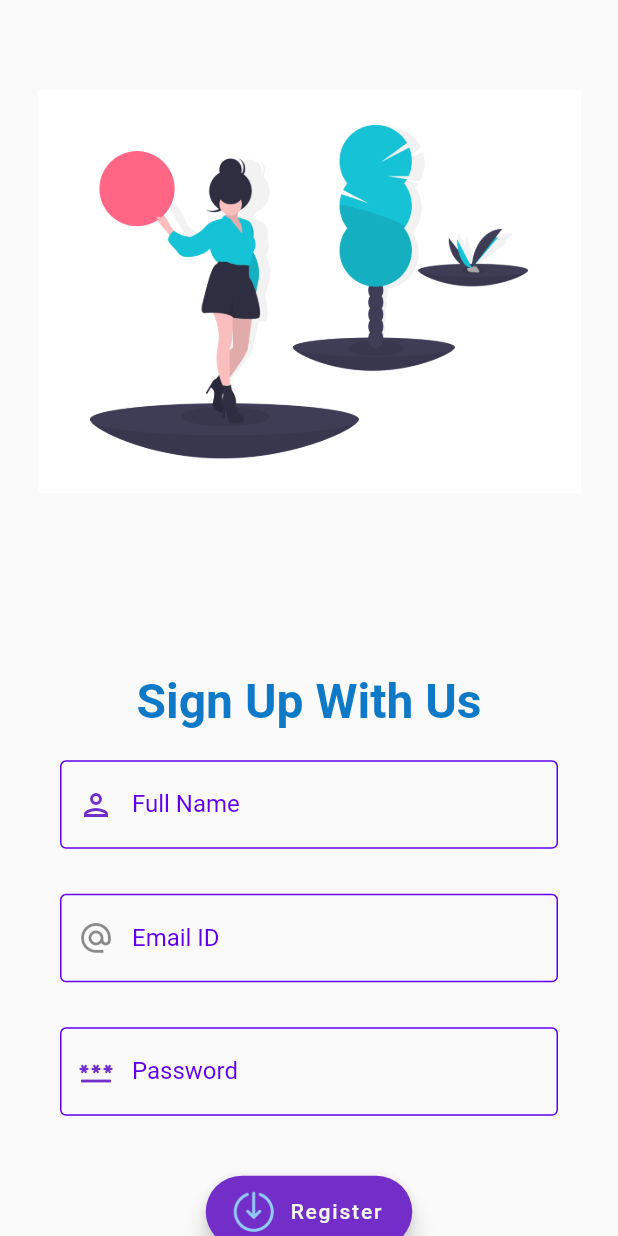
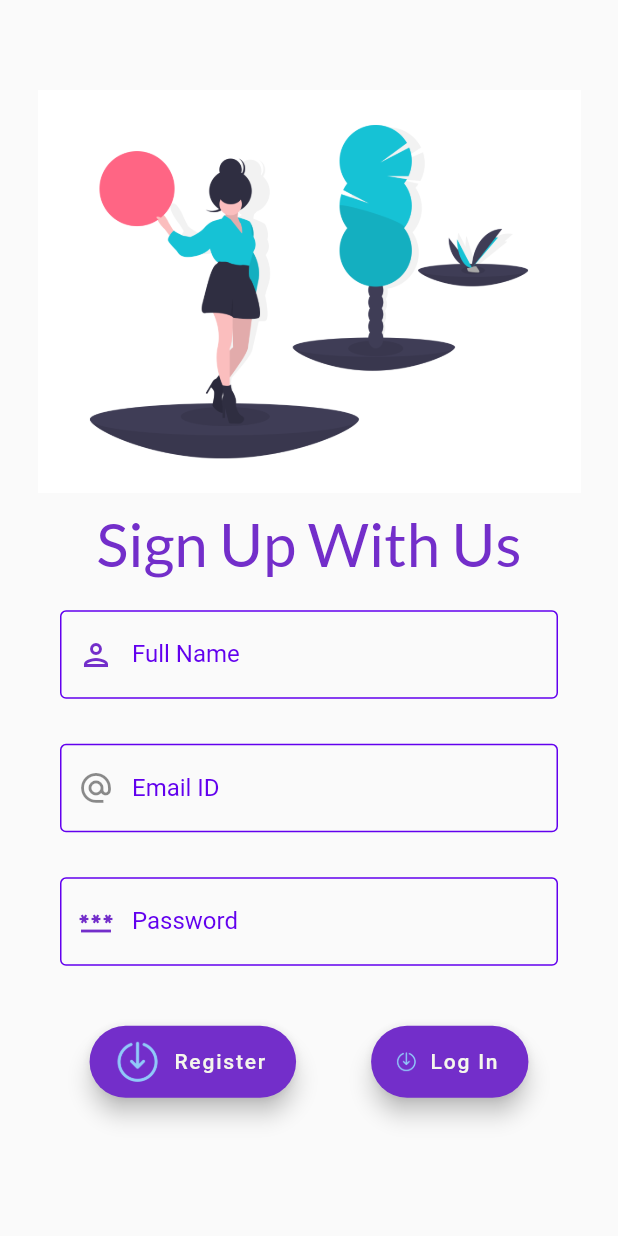
Before and after one commit to reuben21/blockchain_in_healthcare, a Flutter app: the screen it shows after launch, on a phone screen of 412 x 824 dp. Run offline on Flutter 3.47's test engine with Material 2 defaults, Android fonts, the phone set to English and light mode, and no system bars; drawn by our look-alikes of flutter_form_builder; our stand-ins replace bottom_navy_bar, carousel_slider, cloud_firestore, firebase_auth, firebase_core, form_builder_validators and 6 more; missing offline and left inert: qr_code_scanner, web3dart; accounts and stored records are empty; Roboto replaces fonts that are missing (Handlee); project files that could hold a hidden picture were left out.

Commit message:
Updated Code

```diff
--- a/bic_android_web_support/lib/databases/hive_database.dart
+++ b/bic_android_web_support/lib/databases/hive_database.dart
@@ -13,5 +13,12 @@ class WalletHive extends HiveObject {
   late String walletEncryptedKey;
 
   @HiveField(2)
+  late String userName;
+
+  @HiveField(3)
+  late String userEmail;
+
+
+  @HiveField(4)
   late DateTime createdDate;
 }
--- a/bic_android_web_support/lib/main.dart
+++ b/bic_android_web_support/lib/main.dart
@@ -137,7 +137,9 @@ class MyApp extends StatelessWidget {
             WalletView.routeName: (ctx) => WalletView(),
             WalletLogin.routeName: (ctx) => WalletLogin(),
             TransferScreen.routeName: (ctx) => TransferScreen(address: '',),
-            TabsScreen.routeName: (ctx) => TabsScreen()
+            TabsScreen.routeName: (ctx) => TabsScreen(),
+            LoginScreen.routeName: (ctx)=> LoginScreen(),
+            SignUpScreen.routeName: (ctx)=> SignUpScreen()
           },
         ),
       ),
--- a/bic_android_web_support/lib/screens/auth_screens/sign_up_screen.dart
+++ b/bic_android_web_support/lib/screens/auth_screens/sign_up_screen.dart
@@ -1,7 +1,11 @@
 import 'dart:math';
 
+import 'package:bic_android_web_support/providers/wallet.dart';
+import 'package:bic_android_web_support/screens/Tabs/tabs_screen.dart';
+import 'package:bic_android_web_support/screens/create_wallet.dart';
 import 'package:cloud_firestore/cloud_firestore.dart';
 import 'package:firebase_auth/firebase_auth.dart';
+import 'package:flutter/services.dart';
 
 import '../../providers/patient.dart';
 import 'login_screen.dart';
@@ -17,6 +21,8 @@ import '../../theme.dart';
 class SignUpScreen extends StatefulWidget {
   // SignUpScreen({Key key}) : super(key: key);
 
+  static const routeName = '/sign-up-screen';
+
   @override
   _SignUpScreenState createState() {
     return _SignUpScreenState();
@@ -27,9 +33,9 @@ class _SignUpScreenState extends State<SignUpScreen> {
   FirebaseAuth auth = FirebaseAuth.instance;
   CollectionReference users = FirebaseFirestore.instance.collection('users');
 
-
   @override
   void initState() {
+    SystemChrome.setEnabledSystemUIMode(SystemUiMode.manual, overlays: []);
     super.initState();
   }
 
@@ -40,29 +46,33 @@ class _SignUpScreenState extends State<SignUpScreen> {
 
   final _formKey = GlobalKey<FormBuilderState>();
 
-  void _submit(String name,String emailId,String password) async {
+  void _submit(String name, String emailId, String password) async {
     try {
-      auth.createUserWithEmailAndPassword(email:  emailId, password: password).then((value) => {
+      auth
+          .createUserWithEmailAndPassword(email: emailId, password: password)
+          .then((value) async =>
+      {
 
-        users.doc(value.user?.uid).set({
-          'id':value.user?.uid,
-          'full_name': name,
-        })
-            .then((value) => _showErrorDialog("User Registered"))
-      });
-    }   catch (error)  {
-      _showErrorDialog(error.toString());
+        if ( value.user?.uid != null) {
+
+          await Provider.of<WalletModel>(context, listen: false)
+              .createWalletInternally(name,emailId, value.user?.uid, password)
+
+          // _showErrorDialog("Wallet Has Been Created");
 
         }
-
-
+      });
+      Navigator.of(context).pushNamed(TabsScreen.routeName);
+    } catch (error) {
+      _showErrorDialog(error.toString());
     }
-
+  }
 
   void _showErrorDialog(String message) {
     showDialog(
         context: context,
-        builder: (ctx) => AlertDialog(
+        builder: (ctx) =>
+            AlertDialog(
               title: Text('An Error Occurred'),
               content: Text(message),
               actions: <Widget>[
@@ -78,11 +88,12 @@ class _SignUpScreenState extends State<SignUpScreen> {
   @override
   Widget build(BuildContext context) {
     // TODO: implement build
-    return Scaffold(body: SingleChildScrollView(
+    return Scaffold(
+        body: SingleChildScrollView(
           child: Column(
             children: <Widget>[
-          SingleChildScrollView(
-            child: FormBuilder(
+
+                 FormBuilder(
                   key: _formKey,
                   autovalidateMode: AutovalidateMode.onUserInteraction,
                   child: Padding(
@@ -90,14 +101,17 @@ class _SignUpScreenState extends State<SignUpScreen> {
                     child: SingleChildScrollView(
                       child: Column(
                         children: <Widget>[
-                      const SizedBox(height: 35,),
-                      Center(child: Image.asset("assets/images/sign_up.png")),
                           const SizedBox(
-                        height: 120,
+                            height: 35,
+                          ),
+                          Center(child: Image.asset(
+                              "assets/images/sign_up.png")),
+                          const SizedBox(
+                            height: 10,
                           ),
                           Text(
                             'Sign Up With Us',
-                        style: titleText,
+                            style: Theme.of(context).textTheme.headline1,
                           ),
                           const SizedBox(
                             height: 5,
@@ -105,13 +119,16 @@ class _SignUpScreenState extends State<SignUpScreen> {
                           Padding(
                               padding: const EdgeInsets.all(15),
                               child: FormBuilderTextField(
-
                                 maxLines: 1,
                                 name: 'name',
                                 decoration: InputDecoration(
-                              labelText:'Full Name',
-                              prefixIcon:
-                              Icon(Icons.person_outlined,color: Theme.of(context).primaryColor,),
+                                  labelText: 'Full Name',
+                                  prefixIcon: Icon(
+                                    Icons.person_outlined,
+                                    color: Theme
+                                        .of(context)
+                                        .primaryColor,
+                                  ),
                                   border: const OutlineInputBorder(),
                                   labelStyle: const TextStyle(
                                     color: Color(0xFF6200EE),
@@ -137,13 +154,12 @@ class _SignUpScreenState extends State<SignUpScreen> {
                           Padding(
                               padding: const EdgeInsets.all(15),
                               child: FormBuilderTextField(
-
                                 maxLines: 1,
                                 name: 'emailId',
                                 decoration: const InputDecoration(
-                              labelText:'Email ID',
-                              prefixIcon:
-                              Icon(Icons.alternate_email_outlined),
+                                  labelText: 'Email ID',
+                                  prefixIcon: Icon(
+                                      Icons.alternate_email_outlined),
                                   border: OutlineInputBorder(),
                                   labelStyle: TextStyle(
                                     color: Color(0xFF6200EE),
@@ -173,9 +189,13 @@ class _SignUpScreenState extends State<SignUpScreen> {
                                 maxLines: 1,
                                 name: 'password',
                                 decoration: InputDecoration(
-                              labelText:'Password',
-                              prefixIcon:
-                              Icon(Icons.password,color: Theme.of(context).primaryColor,),
+                                  labelText: 'Password',
+                                  prefixIcon: Icon(
+                                    Icons.password,
+                                    color: Theme
+                                        .of(context)
+                                        .primaryColor,
+                                  ),
                                   border: const OutlineInputBorder(),
                                   labelStyle: const TextStyle(
                                     color: Color(0xFF6200EE),
@@ -198,36 +218,34 @@ class _SignUpScreenState extends State<SignUpScreen> {
                                 validator: FormBuilderValidators.compose(
                                     [FormBuilderValidators.required(context)]),
                               )),
-
-
-
-
-
                         ],
                       ),
                     ),
                   ),
                 ),
-          ),
-          Column(
+
+              Row(
                   mainAxisAlignment: MainAxisAlignment.center,
                   //Center Row contents horizontally,
                   crossAxisAlignment: CrossAxisAlignment.center,
                   //Center Row contents vertically,
                   children: <Widget>[
                     FloatingActionButton.extended(
-                backgroundColor: Theme.of(context).colorScheme.primary,
-                foregroundColor: Theme.of(context).colorScheme.secondary,
+                      backgroundColor: Theme
+                          .of(context)
+                          .colorScheme
+                          .primary,
+                      foregroundColor: Theme
+                          .of(context)
+                          .colorScheme
+                          .secondary,
                       onPressed: () async {
                         _formKey.currentState?.save();
                         if (_formKey.currentState?.validate() != null) {
-
-
-                    _submit(_formKey.currentState?.value["name"],_formKey.currentState?.value["emailId"],_formKey.currentState?.value["password"]);
-
-
-
-
+                          _submit(
+                              _formKey.currentState?.value["name"],
+                              _formKey.currentState?.value["emailId"],
+                              _formKey.currentState?.value["password"]);
                         } else {
                           print("validation failed");
                         }
@@ -238,17 +256,50 @@ class _SignUpScreenState extends State<SignUpScreen> {
                         //   ),
                         // );
                       },
-                icon: Image.asset("assets/icons/sign_in.png",color: Theme.of(context).backgroundColor,width: 32,height: 32,),
+                      icon: Image.asset(
+                        "assets/icons/sign_in.png",
+                        color: Theme
+                            .of(context)
+                            .backgroundColor,
+                        width: 32,
+                        height: 32,
+                      ),
                       label: const Text('Register'),
                     ),
+                    const SizedBox(
+                      width: 50,
+                    ),
+                    FloatingActionButton.extended(
+                      backgroundColor: Theme
+                          .of(context)
+                          .colorScheme
+                          .primary,
+                      foregroundColor: Theme
+                          .of(context)
+                          .colorScheme
+                          .secondary,
+                      onPressed: () async {
 
+                        Navigator.push(
+                          context,
+                          MaterialPageRoute(
+                            builder: (context) => LoginScreen(),
+                          ),
+                        );
+                      },
+                      icon: Image.asset(
+                        "assets/icons/sign_in.png",
+                        color: Theme
+                            .of(context)
+                            .backgroundColor,
+                        width: 15,
+                        height: 15,
+                      ),
+                      label: const Text('Log In'),
+                    ),
+                  ],
+                ),
 
-
-
-
-
-            ],
-          )
             ],
           ),
         ));
```
Also changed, not shown: bic_android_web_support/lib/providers/wallet.dart (+48 -60 lines), bic_android_web_support/lib/screens/auth_screens/login_screen.dart (+46 -3 lines), bic_android_web_support/lib/screens/create_wallet.dart (+18 -9 lines), bic_android_web_support/lib/databases/hive_database.g.dart, 2 other files. Lines whose indentation alone changed are shown as unchanged.
